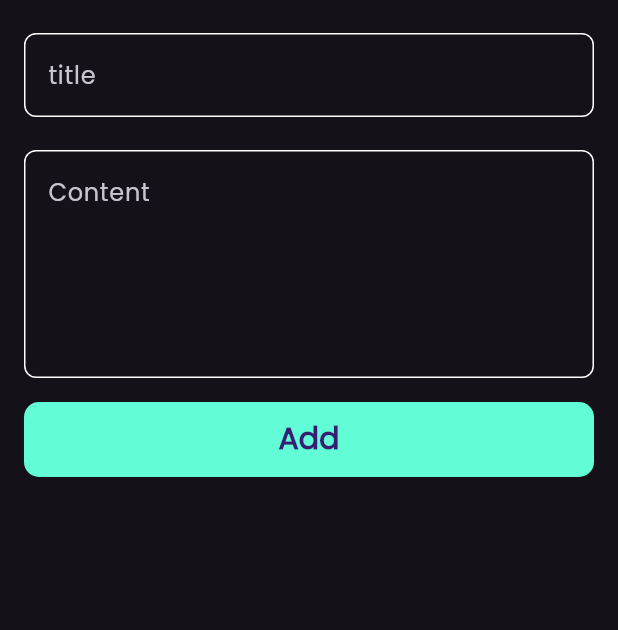
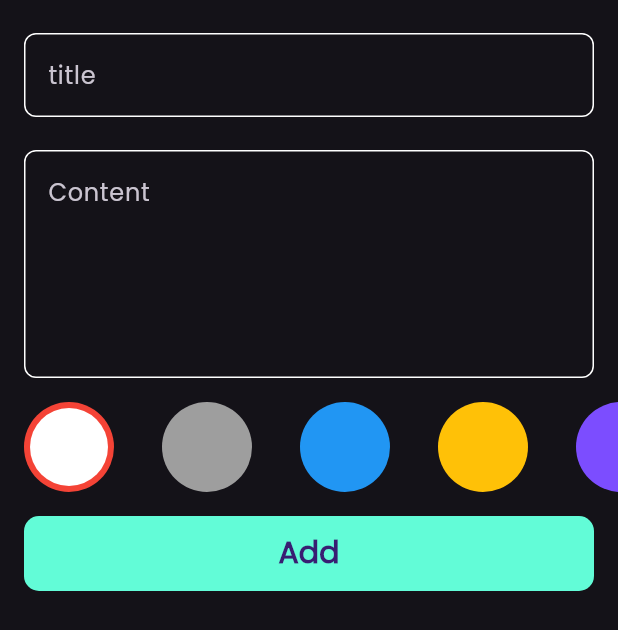
Before and after one commit to AhmedAElghareeb/notes_app, a Flutter app: the NoteForm widget shown alone on an empty page, opened directly, on a phone screen of 412 x 824 dp. Shown: the top 630 px of the screen. Run offline on Flutter 3.47's test engine with Material 3 defaults, Android fonts, the phone set to English and light mode, and no system bars; our stand-ins replace flutter_bloc, hive, hive_flutter; accounts and stored records are empty.

Commit message:
colors added to note

```diff
--- /dev/null
+++ b/devtools_options.yaml
@@ -0,0 +1,3 @@
+description: This file stores settings for Dart & Flutter DevTools.
+documentation: https://docs.flutter.dev/tools/devtools/extensions#configure-extension-enablement-states
+extensions:
--- a/lib/cubits/addnote/cubit.dart
+++ b/lib/cubits/addnote/cubit.dart
@@ -1,3 +1,4 @@
+import 'package:flutter/material.dart';
 import 'package:flutter_bloc/flutter_bloc.dart';
 import 'package:hive_flutter/hive_flutter.dart';
 import 'package:notes_app/constants.dart';
@@ -8,7 +9,10 @@ import 'package:notes_app/models/note_model.dart';
 class AddNoteCubit extends Cubit<AddNotesStates> {
   AddNoteCubit() : super(AddNotesStates());
 
+  Color color = Colors.white;
+
   addNote(NoteModel model) async {
+    model.color = color.value;
     emit(AddNotesLoadingState());
     try {
       var addNotes = Hive.box<NoteModel>(notesBox);
--- a/lib/views/home/widgets/bottom_sheet.dart
+++ b/lib/views/home/widgets/bottom_sheet.dart
@@ -6,6 +6,7 @@ import 'package:notes_app/cubits/addnote/states.dart';
 import 'package:notes_app/cubits/notes/cubit.dart';
 import 'package:notes_app/models/note_model.dart';
 import 'package:notes_app/views/home/widgets/button.dart';
+import 'package:notes_app/views/home/widgets/color_item_list.dart';
 import 'package:notes_app/views/home/widgets/input_field.dart';
 
 class BottomSheetModal extends StatelessWidget {
@@ -81,7 +82,21 @@ class _NoteFormState extends State<NoteForm> {
           const SizedBox(
             height: 16,
           ),
-          BlocBuilder<AddNoteCubit, AddNotesStates>(
+          const ColorsList(),
+          const SizedBox(
+            height: 16,
+          ),
+          buildSheetButtonBuilder(),
+          const SizedBox(
+            height: 16,
+          ),
+        ],
+      ),
+    );
+  }
+
+  BlocBuilder<AddNoteCubit, AddNotesStates> buildSheetButtonBuilder() {
+    return BlocBuilder<AddNoteCubit, AddNotesStates>(
           builder: (context, state) => Button(
             title: "Add",
             isLoading: state is AddNotesLoadingState,
@@ -118,12 +133,6 @@ class _NoteFormState extends State<NoteForm> {
               }
             },
           ),
-          ),
-          const SizedBox(
-            height: 16,
-          ),
-        ],
-      ),
         );
   }
 }
--- /dev/null
+++ b/lib/views/home/widgets/color_item.dart
@@ -0,0 +1,22 @@
+import 'package:flutter/material.dart';
+
+class ColorItem extends StatelessWidget {
+  const ColorItem({super.key, required this.isSelected, required this.color});
+
+  final bool isSelected;
+  final Color color;
+  @override
+  Widget build(BuildContext context) {
+    return isSelected ? CircleAvatar(
+      backgroundColor: Colors.red,
+      radius: 30,
+      child: CircleAvatar(
+        radius: 26,
+        backgroundColor: color,
+      ),
+    ) : CircleAvatar(
+      radius: 30,
+      backgroundColor: color,
+    );
+  }
+}
--- /dev/null
+++ b/lib/views/home/widgets/color_item_list.dart
@@ -0,0 +1,52 @@
+import 'package:flutter/material.dart';
+import 'package:flutter_bloc/flutter_bloc.dart';
+import 'package:notes_app/cubits/addnote/cubit.dart';
+import 'package:notes_app/views/home/widgets/color_item.dart';
+
+class ColorsList extends StatefulWidget {
+  const ColorsList({super.key});
+
+  @override
+  State<ColorsList> createState() => _ColorsListState();
+}
+
+class _ColorsListState extends State<ColorsList> {
+
+  int currentIndex = 0;
+
+  List<Color> colors = [
+    Colors.white,
+    Colors.grey,
+    Colors.blue,
+    Colors.amber,
+    Colors.deepPurpleAccent,
+  ];
+
+  @override
+  Widget build(BuildContext context) {
+    return SizedBox(
+      height: 60,
+      child: ListView.builder(
+        scrollDirection: Axis.horizontal,
+        itemBuilder: (context, index) => Padding(
+          padding: const EdgeInsetsDirectional.symmetric(
+            horizontal: 16,
+          ),
+          child: GestureDetector(
+            onTap: ()
+            {
+              currentIndex = index;
+              BlocProvider.of<AddNoteCubit>(context).color = colors[index];
+              setState(() {});
+            },
+            child: ColorItem(
+              isSelected: currentIndex == index ? true : false,
+              color: colors[index],
+            ),
+          ),
+        ),
+        itemCount: colors.length,
+      ),
+    );
+  }
+}
```
Lines whose indentation alone changed are shown as unchanged.
